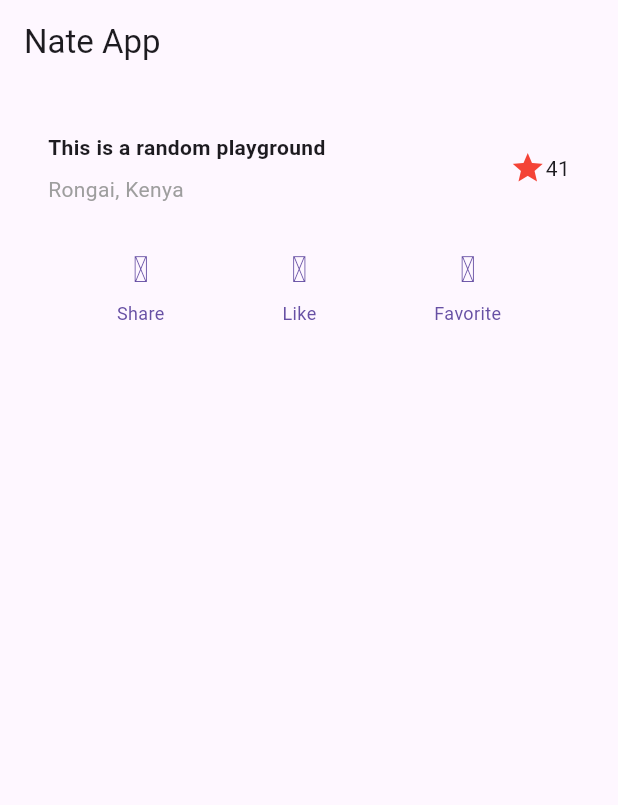
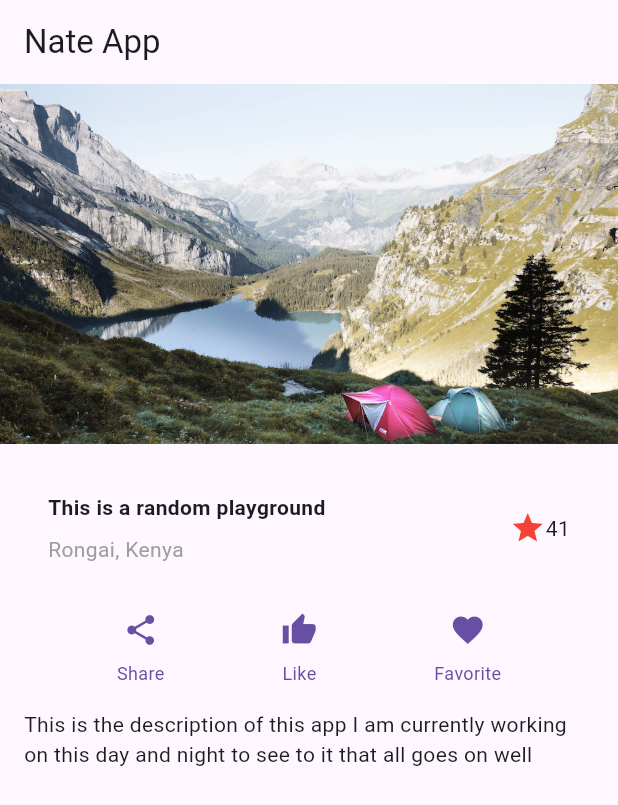
Before and after one commit to Nathami-n/flutter, a Flutter app: the screen it shows after launch, on a phone screen of 412 x 824 dp. Shown: the top 805 px of the screen. Run offline on Flutter 3.47's test engine with Material 3 defaults, Android fonts, the phone set to English and light mode, and no system bars.

Commit message:
add: images work!

```diff
--- a/nate/lib/main.dart
+++ b/nate/lib/main.dart
@@ -18,11 +18,16 @@ class MyApp extends StatelessWidget {
             body: const SingleChildScrollView(
               child: Column(
                 children: [
+                  ImageSection(image: "images/lake.jpg"),
                   TitleSection(
                     name: "This is a random playground",
                     location: "Rongai, Kenya",
                   ),
                   ButtonSection(),
+                  TextSection(
+                    description:
+                        "This is the description of this app I am currently working on this day and night to see to it that all goes on well",
+                  ),
                 ],
               ),
             )));
@@ -79,9 +84,9 @@ class ButtonSection extends StatelessWidget {
   Widget build(BuildContext context) {
     final Color color = Theme.of(context).primaryColor;
     return Row(mainAxisAlignment: MainAxisAlignment.spaceEvenly, children: [
-      ButtonWithText(color: color, icon: const IconData(1), label: "Share"),
-      ButtonWithText(color: color, icon: const IconData(1), label: "Like"),
-      ButtonWithText(color: color, icon: const IconData(1), label: "Favorite")
+      ButtonWithText(color: color, icon: Icons.share, label: "Share"),
+      ButtonWithText(color: color, icon: Icons.thumb_up, label: "Like"),
+      ButtonWithText(color: color, icon: Icons.favorite, label: "Favorite")
     ]);
   }
 }
@@ -117,3 +122,35 @@ class ButtonWithText extends StatelessWidget {
     );
   }
 }
+
+class TextSection extends StatelessWidget {
+  const TextSection({super.key, required this.description});
+
+  final String description;
+
+  @override
+  Widget build(BuildContext context) {
+    return Padding(
+        padding: const EdgeInsets.all(16),
+        child: Text(
+          description,
+          softWrap: true,
+        ));
+  }
+}
+
+class ImageSection extends StatelessWidget {
+  const ImageSection({super.key, required this.image});
+
+  final String image;
+
+  @override
+  Widget build(BuildContext context) {
+    return Image.asset(
+      image,
+      width: 600,
+      height: 240,
+      fit: BoxFit.cover,
+    );
+  }
+}
```
Also changed, not shown: nate/pubspec.yaml (+3 -5 lines), nate/images/lake.jpg (added).
